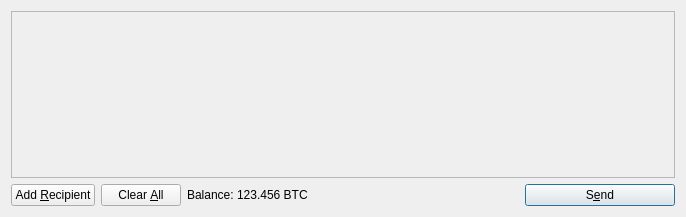
This is src/qt/forms/sendcoinsdialog.ui in Teslacoin-project/teslacoin as Qt 5 draws it before an edit. The edited form follows.
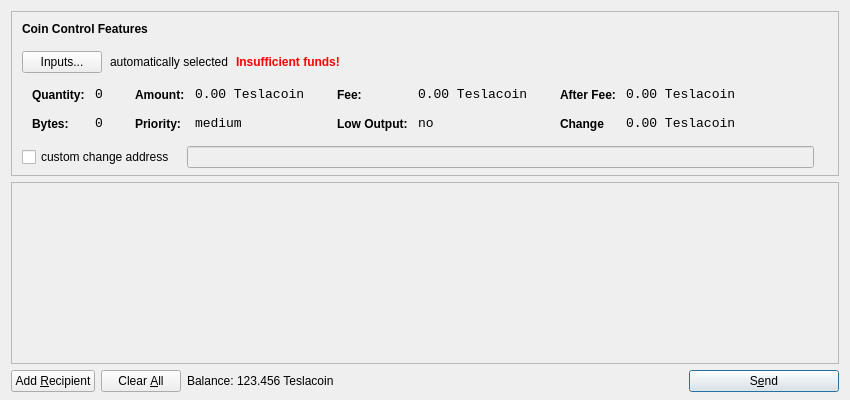
This is the edited form. Icons and pictures are not drawn.

Patch:
```diff
--- a/src/qt/forms/sendcoinsdialog.ui
+++ b/src/qt/forms/sendcoinsdialog.ui
@@ -6,14 +6,615 @@
    <rect>
     <x>0</x>
     <y>0</y>
-    <width>686</width>
-    <height>217</height>
+    <width>850</width>
+    <height>400</height>
    </rect>
   </property>
   <property name="windowTitle">
    <string>Send Coins</string>
   </property>
-  <layout class="QVBoxLayout" name="verticalLayout">
+  <layout class="QVBoxLayout" name="verticalLayout" stretch="0,1,0">
+   <property name="bottomMargin">
+    <number>8</number>
+   </property>
+   <item>
+    <widget class="QFrame" name="frameCoinControl">
+     <property name="sizePolicy">
+      <sizepolicy hsizetype="Expanding" vsizetype="Expanding">
+       <horstretch>0</horstretch>
+       <verstretch>0</verstretch>
+      </sizepolicy>
+     </property>
+     <property name="maximumSize">
+      <size>
+       <width>16777215</width>
+       <height>16777215</height>
+      </size>
+     </property>
+     <property name="frameShape">
+      <enum>QFrame::StyledPanel</enum>
+     </property>
+     <property name="frameShadow">
+      <enum>QFrame::Sunken</enum>
+     </property>
+     <layout class="QVBoxLayout" name="verticalLayoutCoinControl2">
+      <property name="spacing">
+       <number>-1</number>
+      </property>
+      <property name="leftMargin">
+       <number>0</number>
+      </property>
+      <property name="topMargin">
+       <number>0</number>
+      </property>
+      <property name="rightMargin">
+       <number>0</number>
+      </property>
+      <property name="bottomMargin">
+       <number>6</number>
+      </property>
+      <item>
+       <layout class="QVBoxLayout" name="verticalLayoutCoinControl" stretch="0,0,0,0,1">
+        <property name="spacing">
+         <number>0</number>
+        </property>
+        <property name="leftMargin">
+         <number>10</number>
+        </property>
+        <property name="topMargin">
+         <number>10</number>
+        </property>
+        <item>
+         <layout class="QHBoxLayout" name="horizontalLayoutCoinControl1">
+          <property name="bottomMargin">
+           <number>15</number>
+          </property>
+          <item>
+           <widget class="QLabel" name="labelCoinControlFeatures">
+            <property name="sizePolicy">
+             <sizepolicy hsizetype="Preferred" vsizetype="Maximum">
+              <horstretch>0</horstretch>
+              <verstretch>0</verstretch>
+             </sizepolicy>
+            </property>
+            <property name="font">
+             <font>
+              <weight>75</weight>
+              <bold>true</bold>
+             </font>
+            </property>
+            <property name="styleSheet">
+             <string notr="true">font-weight:bold;</string>
+            </property>
+            <property name="text">
+             <string>Coin Control Features</string>
+            </property>
+           </widget>
+          </item>
+         </layout>
+        </item>
+        <item>
+         <layout class="QHBoxLayout" name="horizontalLayoutCoinControl2" stretch="0,0,0,0">
+          <property name="spacing">
+           <number>8</number>
+          </property>
+          <property name="bottomMargin">
+           <number>10</number>
+          </property>
+          <item>
+           <widget class="QPushButton" name="pushButtonCoinControl">
+            <property name="styleSheet">
+             <string notr="true"/>
+            </property>
+            <property name="text">
+             <string>Inputs...</string>
+            </property>
+           </widget>
+          </item>
+          <item>
+           <widget class="QLabel" name="labelCoinControlAutomaticallySelected">
+            <property name="text">
+             <string>automatically selected</string>
+            </property>
+            <property name="margin">
+             <number>5</number>
+            </property>
+           </widget>
+          </item>
+          <item>
+           <widget class="QLabel" name="labelCoinControlInsuffFunds">
+            <property name="font">
+             <font>
+              <weight>75</weight>
+              <bold>true</bold>
+             </font>
+            </property>
+            <property name="styleSheet">
+             <string notr="true">color:red;font-weight:bold;</string>
+            </property>
+            <property name="text">
+             <string>Insufficient funds!</string>
+            </property>
+            <property name="margin">
+             <number>5</number>
+            </property>
+           </widget>
+          </item>
+          <item>
+           <spacer name="horizontalSpacerCoinControl">
+            <property name="orientation">
+             <enum>Qt::Horizontal</enum>
+            </property>
+            <property name="sizeHint" stdset="0">
+             <size>
+              <width>40</width>
+              <height>1</height>
+             </size>
+            </property>
+           </spacer>
+          </item>
+         </layout>
+        </item>
+        <item>
+         <widget class="QWidget" name="widgetCoinControl" native="true">
+          <property name="sizePolicy">
+           <sizepolicy hsizetype="Preferred" vsizetype="Preferred">
+            <horstretch>0</horstretch>
+            <verstretch>0</verstretch>
+           </sizepolicy>
+          </property>
+          <property name="minimumSize">
+           <size>
+            <width>0</width>
+            <height>0</height>
+           </size>
+          </property>
+          <property name="styleSheet">
+           <string notr="true"/>
+          </property>
+          <layout class="QHBoxLayout" name="horizontalLayoutCoinControl5">
+           <property name="margin">
+            <number>0</number>
+           </property>
+           <item>
+            <layout class="QHBoxLayout" name="horizontalLayoutCoinControl3" stretch="0,0,0,1">
+             <property name="spacing">
+              <number>20</number>
+             </property>
+             <property name="topMargin">
+              <number>0</number>
+             </property>
+             <property name="bottomMargin">
+              <number>10</number>
+             </property>
+             <item>
+              <layout class="QFormLayout" name="formLayoutCoinControl1">
+               <property name="horizontalSpacing">
+                <number>10</number>
+               </property>
+               <property name="verticalSpacing">
+                <number>14</number>
+               </property>
+               <property name="leftMargin">
+                <number>10</number>
+               </property>
+               <property name="topMargin">
+                <number>4</number>
+               </property>
+               <property name="rightMargin">
+                <number>6</number>
+               </property>
+               <item row="0" column="0">
+                <widget class="QLabel" name="labelCoinControlQuantityText">
+                 <property name="styleSheet">
+                  <string notr="true">font-weight:bold;</string>
+                 </property>
+                 <property name="text">
+                  <string>Quantity:</string>
+                 </property>
+                 <property name="margin">
+                  <number>0</number>
+                 </property>
+                </widget>
+               </item>
+               <item row="0" column="1">
+                <widget class="QLabel" name="labelCoinControlQuantity">
+                 <property name="font">
+                  <font>
+                   <family>Monospace</family>
+                   <pointsize>10</pointsize>
+                  </font>
+                 </property>
+                 <property name="cursor">
+                  <cursorShape>IBeamCursor</cursorShape>
+                 </property>
+                 <property name="contextMenuPolicy">
+                  <enum>Qt::ActionsContextMenu</enum>
+                 </property>
+                 <property name="text">
+                  <string>0</string>
+                 </property>
+                 <property name="margin">
+                  <number>0</number>
+                 </property>
+                 <property name="textInteractionFlags">
+                  <set>Qt::LinksAccessibleByMouse|Qt::TextSelectableByKeyboard|Qt::TextSelectableByMouse</set>
+                 </property>
+                </widget>
+               </item>
+               <item row="1" column="0">
+                <widget class="QLabel" name="labelCoinControlBytesText">
+                 <property name="styleSheet">
+                  <string notr="true">font-weight:bold;</string>
+                 </property>
+                 <property name="text">
+                  <string>Bytes:</string>
+                 </property>
+                </widget>
+               </item>
+               <item row="1" column="1">
+                <widget class="QLabel" name="labelCoinControlBytes">
+                 <property name="font">
+                  <font>
+                   <family>Monospace</family>
+                   <pointsize>10</pointsize>
+                  </font>
+                 </property>
+                 <property name="cursor">
+                  <cursorShape>IBeamCursor</cursorShape>
+                 </property>
+                 <property name="contextMenuPolicy">
+                  <enum>Qt::ActionsContextMenu</enum>
+                 </property>
+                 <property name="text">
+                  <string>0</string>
+                 </property>
+                 <property name="textInteractionFlags">
+                  <set>Qt::LinksAccessibleByMouse|Qt::TextSelectableByKeyboard|Qt::TextSelectableByMouse</set>
+                 </property>
+                </widget>
+               </item>
+              </layout>
+             </item>
+             <item>
+              <layout class="QFormLayout" name="formLayoutCoinControl2">
+               <property name="horizontalSpacing">
+                <number>10</number>
+               </property>
+               <property name="verticalSpacing">
+                <number>14</number>
+               </property>
+               <property name="leftMargin">
+                <number>6</number>
+               </property>
+               <property name="topMargin">
+                <number>4</number>
+               </property>
+               <property name="rightMargin">
+                <number>6</number>
+               </property>
+               <item row="0" column="0">
+                <widget class="QLabel" name="labelCoinControlAmountText">
+                 <property name="styleSheet">
+                  <string notr="true">font-weight:bold;</string>
+                 </property>
+                 <property name="text">
+                  <string>Amount:</string>
+                 </property>
+                 <property name="margin">
+                  <number>0</number>
+                 </property>
+                </widget>
+               </item>
+               <item row="0" column="1">
+                <widget class="QLabel" name="labelCoinControlAmount">
+                 <property name="font">
+                  <font>
+                   <family>Monospace</family>
+                   <pointsize>10</pointsize>
+                  </font>
+                 </property>
+                 <property name="cursor">
+                  <cursorShape>IBeamCursor</cursorShape>
+                 </property>
+                 <property name="contextMenuPolicy">
+                  <enum>Qt::ActionsContextMenu</enum>
+                 </property>
+                 <property name="text">
+                  <string>0.00 Teslacoin</string>
+                 </property>
+                 <property name="textInteractionFlags">
+                  <set>Qt::LinksAccessibleByMouse|Qt::TextSelectableByKeyboard|Qt::TextSelectableByMouse</set>
+                 </property>
+                </widget>
+               </item>
+               <item row="1" column="0">
+                <widget class="QLabel" name="labelCoinControlPriorityText">
+                 <property name="styleSheet">
+                  <string notr="true">font-weight:bold;</string>
+                 </property>
+                 <property name="text">
+                  <string>Priority:</string>
+                 </property>
+                </widget>
+               </item>
+               <item row="1" column="1">
+                <widget class="QLabel" name="labelCoinControlPriority">
+                 <property name="font">
+                  <font>
+                   <family>Monospace</family>
+                   <pointsize>10</pointsize>
+                  </font>
+                 </property>
+                 <property name="cursor">
+                  <cursorShape>IBeamCursor</cursorShape>
+                 </property>
+                 <property name="contextMenuPolicy">
+                  <enum>Qt::ActionsContextMenu</enum>
+                 </property>
+                 <property name="text">
+                  <string>medium</string>
+                 </property>
+                 <property name="textInteractionFlags">
+                  <set>Qt::LinksAccessibleByMouse|Qt::TextSelectableByKeyboard|Qt::TextSelectableByMouse</set>
+                 </property>
+                </widget>
+               </item>
+              </layout>
+             </item>
+             <item>
+              <layout class="QFormLayout" name="formLayoutCoinControl3">
+               <property name="horizontalSpacing">
+                <number>10</number>
+               </property>
+               <property name="verticalSpacing">
+                <number>14</number>
+               </property>
+               <property name="leftMargin">
+                <number>6</number>
+               </property>
+               <property name="topMargin">
+                <number>4</number>
+               </property>
+               <property name="rightMargin">
+                <number>6</number>
+               </property>
+               <item row="0" column="0">
+                <widget class="QLabel" name="labelCoinControlFeeText">
+                 <property name="styleSheet">
+                  <string notr="true">font-weight:bold;</string>
+                 </property>
+                 <property name="text">
+                  <string>Fee:</string>
+                 </property>
+                 <property name="margin">
+                  <number>0</number>
+                 </property>
+                </widget>
+               </item>
+               <item row="0" column="1">
+                <widget class="QLabel" name="labelCoinControlFee">
+                 <property name="font">
+                  <font>
+                   <family>Monospace</family>
+                   <pointsize>10</pointsize>
+                  </font>
+                 </property>
+                 <property name="cursor">
+                  <cursorShape>IBeamCursor</cursorShape>
+                 </property>
+                 <property name="contextMenuPolicy">
+                  <enum>Qt::ActionsContextMenu</enum>
+                 </property>
+                 <property name="text">
+                  <string>0.00 Teslacoin</string>
+                 </property>
+                 <property name="textInteractionFlags">
+                  <set>Qt::LinksAccessibleByMouse|Qt::TextSelectableByKeyboard|Qt::TextSelectableByMouse</set>
+                 </property>
+                </widget>
+               </item>
+               <item row="1" column="0">
+                <widget class="QLabel" name="labelCoinControlLowOutputText">
+                 <property name="styleSheet">
+                  <string notr="true">font-weight:bold;</string>
+                 </property>
+                 <property name="text">
+                  <string>Low Output:</string>
+                 </property>
+                </widget>
+               </item>
+               <item row="1" column="1">
+                <widget class="QLabel" name="labelCoinControlLowOutput">
+                 <property name="font">
+                  <font>
+                   <family>Monospace</family>
+                   <pointsize>10</pointsize>
+                  </font>
+                 </property>
+                 <property name="cursor">
+                  <cursorShape>IBeamCursor</cursorShape>
+                 </property>
+                 <property name="contextMenuPolicy">
+                  <enum>Qt::ActionsContextMenu</enum>
+                 </property>
+                 <property name="text">
+                  <string>no</string>
+                 </property>
+                 <property name="textInteractionFlags">
+                  <set>Qt::LinksAccessibleByMouse|Qt::TextSelectableByKeyboard|Qt::TextSelectableByMouse</set>
+                 </property>
+                </widget>
+               </item>
+              </layout>
+             </item>
+             <item>
+              <layout class="QFormLayout" name="formLayoutCoinControl4">
+               <property name="horizontalSpacing">
+                <number>10</number>
+               </property>
+               <property name="verticalSpacing">
+                <number>14</number>
+               </property>
+               <property name="leftMargin">
+                <number>6</number>
+               </property>
+               <property name="topMargin">
+                <number>4</number>
+               </property>
+               <property name="rightMargin">
+                <number>6</number>
+               </property>
+               <item row="0" column="0">
+                <widget class="QLabel" name="labelCoinControlAfterFeeText">
+                 <property name="styleSheet">
+                  <string notr="true">font-weight:bold;</string>
+                 </property>
+                 <property name="text">
+                  <string>After Fee:</string>
+                 </property>
+                 <property name="margin">
+                  <number>0</number>
+                 </property>
+                </widget>
+               </item>
+               <item row="0" column="1">
+                <widget class="QLabel" name="labelCoinControlAfterFee">
+                 <property name="font">
+                  <font>
+                   <family>Monospace</family>
+                   <pointsize>10</pointsize>
+                  </font>
+                 </property>
+                 <property name="cursor">
+                  <cursorShape>IBeamCursor</cursorShape>
+                 </property>
+                 <property name="contextMenuPolicy">
+                  <enum>Qt::ActionsContextMenu</enum>
+                 </property>
+                 <property name="text">
+                  <string>0.00 Teslacoin</string>
+                 </property>
+                 <property name="textInteractionFlags">
+                  <set>Qt::LinksAccessibleByMouse|Qt::TextSelectableByKeyboard|Qt::TextSelectableByMouse</set>
+                 </property>
+                </widget>
+               </item>
+               <item row="1" column="0">
+                <widget class="QLabel" name="labelCoinControlChangeText">
+                 <property name="styleSheet">
+                  <string notr="true">font-weight:bold;</string>
+                 </property>
+                 <property name="text">
+                  <string>Change</string>
+                 </property>
+                </widget>
+               </item>
+               <item row="1" column="1">
+                <widget class="QLabel" name="labelCoinControlChange">
+                 <property name="font">
+                  <font>
+                   <family>Monospace</family>
+                   <pointsize>10</pointsize>
+                  </font>
+                 </property>
+                 <property name="cursor">
+                  <cursorShape>IBeamCursor</cursorShape>
+                 </property>
+                 <property name="contextMenuPolicy">
+                  <enum>Qt::ActionsContextMenu</enum>
+                 </property>
+                 <property name="text">
+                  <string>0.00 Teslacoin</string>
+                 </property>
+                 <property name="textInteractionFlags">
+                  <set>Qt::LinksAccessibleByMouse|Qt::TextSelectableByKeyboard|Qt::TextSelectableByMouse</set>
+                 </property>
+                </widget>
+               </item>
+              </layout>
+             </item>
+            </layout>
+           </item>
+          </layout>
+         </widget>
+        </item>
+        <item>
+         <layout class="QHBoxLayout" name="horizontalLayoutCoinControl4" stretch="0,0,0">
+          <property name="spacing">
+           <number>12</number>
+          </property>
+          <property name="sizeConstraint">
+           <enum>QLayout::SetDefaultConstraint</enum>
+          </property>
+          <property name="topMargin">
+           <number>5</number>
+          </property>
+          <property name="rightMargin">
+           <number>5</number>
+          </property>
+          <item>
+           <widget class="QCheckBox" name="checkBoxCoinControlChange">
+            <property name="text">
+             <string>custom change address</string>
+            </property>
+           </widget>
+          </item>
+          <item>
+           <widget class="QLineEdit" name="lineEditCoinControlChange">
+            <property name="enabled">
+             <bool>false</bool>
+            </property>
+            <property name="sizePolicy">
+             <sizepolicy hsizetype="Expanding" vsizetype="Fixed">
+              <horstretch>0</horstretch>
+              <verstretch>0</verstretch>
+             </sizepolicy>
+            </property>
+           </widget>
+          </item>
+          <item>
+           <widget class="QLabel" name="labelCoinControlChangeLabel">
+            <property name="sizePolicy">
+             <sizepolicy hsizetype="Preferred" vsizetype="Expanding">
+              <horstretch>0</horstretch>
+              <verstretch>0</verstretch>
+             </sizepolicy>
+            </property>
+            <property name="minimumSize">
+             <size>
+              <width>0</width>
+              <height>0</height>
+             </size>
+            </property>
+            <property name="text">
+             <string/>
+            </property>
+            <property name="margin">
+             <number>3</number>
+            </property>
+           </widget>
+          </item>
+         </layout>
+        </item>
+        <item>
+         <spacer name="verticalSpacerCoinControl">
+          <property name="orientation">
+           <enum>Qt::Vertical</enum>
+          </property>
+          <property name="sizeHint" stdset="0">
+           <size>
+            <width>800</width>
+            <height>1</height>
+           </size>
+          </property>
+         </spacer>
+        </item>
+       </layout>
+      </item>
+     </layout>
+    </widget>
+   </item> 
    <item>
     <widget class="QScrollArea" name="scrollArea">
      <property name="widgetResizable">
@@ -24,7 +625,7 @@
        <rect>
         <x>0</x>
         <y>0</y>
-        <width>666</width>
+        <width>830</width>
         <height>165</height>
        </rect>
       </property>
@@ -119,7 +720,7 @@
           <cursorShape>IBeamCursor</cursorShape>
          </property>
          <property name="text">
-          <string>123.456 BTC</string>
+          <string>123.456 Teslacoin</string>
          </property>
          <property name="textInteractionFlags">
           <set>Qt::LinksAccessibleByMouse|Qt::TextSelectableByKeyboard|Qt::TextSelectableByMouse</set>
```
